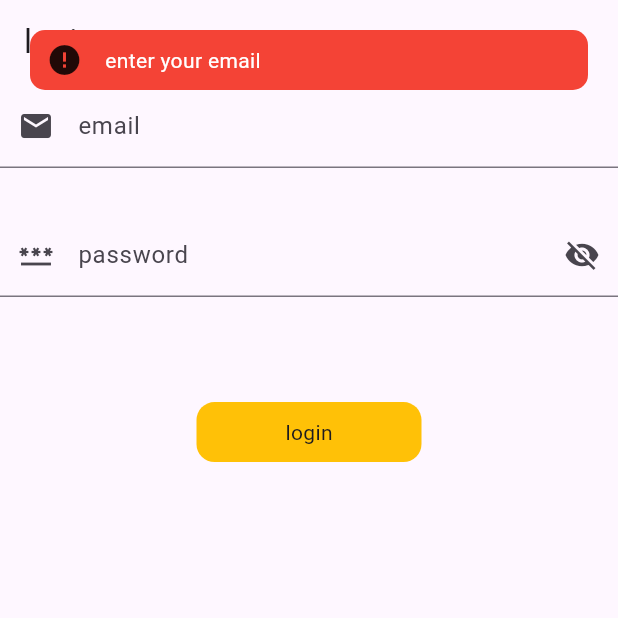
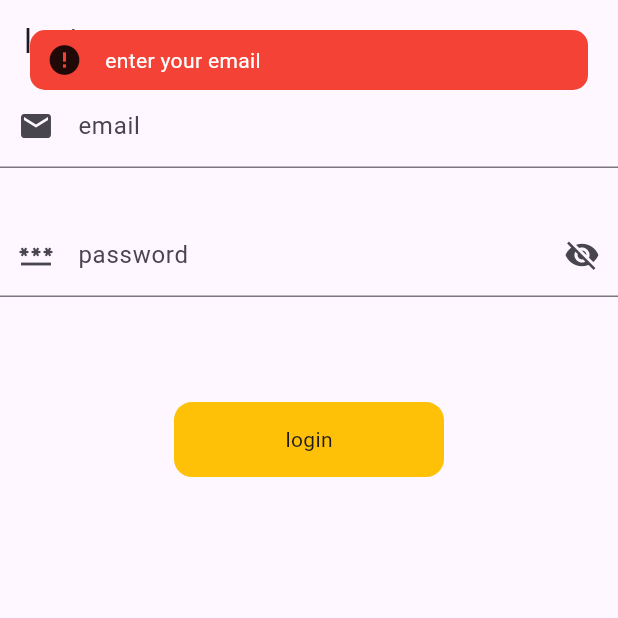
Before and after one commit to Sachinpandit2809/mvvm_architecture, a Flutter app: the screen it shows after launch, after a tap on "login", on a phone screen of 412 x 824 dp, the top half of it. Run offline on Flutter 3.47's test engine with Material 3 defaults, Android fonts, the phone set to English and light mode, and no system bars; drawn by our look-alikes of another_flushbar; our stand-ins replace fluttertoast.

```diff
--- /dev/null
+++ b/devtools_options.yaml
@@ -0,0 +1,3 @@
+description: This file stores settings for Dart & Flutter DevTools.
+documentation: https://docs.flutter.dev/tools/devtools/extensions#configure-extension-enablement-states
+extensions:
--- a/lib/data/network/NetworkApiServices.dart
+++ b/lib/data/network/NetworkApiServices.dart
@@ -1,21 +1,30 @@
 import 'dart:convert';
 import 'dart:io';
 
+import 'package:flutter/foundation.dart';
 import 'package:http/http.dart';
 import 'package:mvvm_architecture/data/app_exception.dart';
 import 'package:mvvm_architecture/data/network/BaseApiServices.dart';
 import 'package:http/http.dart' as http;
 
 class NetworkApiServices extends BaseApiServices {
+  Map<String, String> header = {
+    "Accept": "application/json",
+    "Access-Control-Allow-Origin": "*",
+    'Access-Control-Allow-Headers': 'Content-Type',
+    "content-type": "application/json",
+  };
+  Duration timeOut =const Duration(seconds: 30);
+
   @override
   Future getGetApiResponse(String url) async {
     dynamic responseJson;
     try {
       final response =
-          await http.get(Uri.parse(url)).timeout(const Duration(seconds: 10));
+          await http.get(Uri.parse(url)).timeout(timeOut);
       responseJson = returnResponse(response);
     } on SocketException {
-      throw FetchDataException("internet connection");
+      throw FetchDataException(" No internet connection");
     }
     return responseJson;
   }
@@ -23,13 +32,18 @@ class NetworkApiServices extends BaseApiServices {
   @override
   Future getPostApiResponse(String url, dynamic data) async {
     dynamic responseJson;
+
     try {
-      Response response = await post(Uri.parse(url),
-      body: data)
-          .timeout(const Duration(seconds: 10));
+      Response response =
+          await post(headers: header, Uri.parse(url), body: jsonEncode(data))
+              .timeout(timeOut);
       responseJson = returnResponse(response);
     } on SocketException {
-      throw FetchDataException("internet connection");
+      throw FetchDataException(" No internet connection");
+    }
+    ///// editing itself 13.07.24
+    catch (e) {
+      debugPrint(e.toString());
     }
     return responseJson;
   }
@@ -38,6 +52,7 @@ class NetworkApiServices extends BaseApiServices {
     switch (response.statusCode) {
       case 200:
         dynamic responseJson = jsonDecode(response.body);
+        debugPrint("printing from networkapiservices $responseJson");
         return responseJson;
 
       case 400:
--- a/lib/main.dart
+++ b/lib/main.dart
@@ -1,6 +1,8 @@
 import 'package:flutter/material.dart';
 import 'package:mvvm_architecture/utils/routes/routes.dart';
 import 'package:mvvm_architecture/utils/routes/routes_name.dart';
+import 'package:mvvm_architecture/view_model/auth_view_Model.dart';
+import 'package:provider/provider.dart';
 // import 'package:mvvm_architecture/view/login_screen.dart';
 
 void main() {
@@ -13,14 +15,18 @@ class MyApp extends StatelessWidget {
   // This widget is the root of your application.
   @override
   Widget build(BuildContext context) {
+    return MultiProvider(
+        providers: [ChangeNotifierProvider(create: (_) => AuthViewModel())],
+        child: Builder(builder: (BuildContext context) {
           return MaterialApp(
             title: 'Flutter Demo',
             theme: ThemeData(
               colorScheme: ColorScheme.fromSeed(seedColor: Colors.deepPurple),
               useMaterial3: true,
             ),
-     initialRoute:  RoutesName.login,
+            initialRoute: RoutesName.login,
             onGenerateRoute: Routes.generateRoute,
           );
+        }));
   }
 }
--- /dev/null
+++ b/lib/resources/app_url.dart
@@ -0,0 +1,5 @@
+class AppUrl {
+  static var baseUrl = "https://reqres.in/";
+  static var loginUrl = "${baseUrl}api/login";
+  static var registerUrl = "${baseUrl}api/register";
+}
--- a/lib/resources/components/round_button.dart
+++ b/lib/resources/components/round_button.dart
@@ -1,12 +1,18 @@
 import 'package:flutter/material.dart';
+import 'package:mvvm_architecture/repository/auth_repository.dart';
 import 'package:mvvm_architecture/resources/app_color.dart';
+import 'package:mvvm_architecture/view_model/auth_view_Model.dart';
 
 // ignore: must_be_immutable
 class RoundButton extends StatelessWidget {
   final String title;
   final VoidCallback onPress;
-  bool loading = false;
-  RoundButton({super.key, required this.title, loading, required this.onPress});
+  bool loading;
+  RoundButton(
+      {super.key,
+      required this.title,
+      required this.loading,
+      required this.onPress});
 
   @override
   Widget build(BuildContext context) {
@@ -16,8 +22,13 @@ class RoundButton extends StatelessWidget {
             decoration: BoxDecoration(
                 color: AppColor.yellow,
                 borderRadius: BorderRadius.circular(12)),
-            height: 40,
-            width: 150,
-            child: Center(child: Text(title))));
+            height: 50,
+            width: 180,
+            child: Center(
+                child: loading
+                    ? CircularProgressIndicator(
+                        color: Colors.white,
+                      )
+                    : Text(title))));
   }
 }
--- a/lib/view/login_screen.dart
+++ b/lib/view/login_screen.dart
@@ -1,3 +1,4 @@
+import 'package:flutter/foundation.dart';
 import 'package:flutter/material.dart';
 import 'package:mvvm_architecture/extensions/m_q_ext.dart';
 import 'package:mvvm_architecture/extensions/num_extention.dart';
@@ -5,6 +6,8 @@ import 'package:mvvm_architecture/extensions/num_extention.dart';
 import 'package:mvvm_architecture/resources/components/round_button.dart';
 import 'package:mvvm_architecture/utils/routes/routes_name.dart';
 import 'package:mvvm_architecture/utils/utils.dart';
+import 'package:mvvm_architecture/view_model/auth_view_Model.dart';
+import 'package:provider/provider.dart';
 
 class LoginScreen extends StatefulWidget {
   const LoginScreen({super.key});
@@ -34,6 +37,7 @@ class _LoginScreenState extends State<LoginScreen> {
 
   @override
   Widget build(BuildContext context) {
+    final authViewModel = Provider.of<AuthViewModel>(context);
     return Scaffold(
         appBar: AppBar(
           title: const Text("login"),
@@ -64,7 +68,7 @@ class _LoginScreenState extends State<LoginScreen> {
                       obscuringCharacter: ".",
                       focusNode: passwordFocusNode,
                       decoration: InputDecoration(
-                          prefixIcon: Icon(Icons.password),
+                          prefixIcon: const Icon(Icons.password),
                           suffixIcon: InkWell(
                             onTap: () {
                               _obsecurePassword.value =
@@ -87,7 +91,9 @@ class _LoginScreenState extends State<LoginScreen> {
               (context.ScreenHeight * .085).heightBox,
               RoundButton(
                   title: "login",
-                  onPress: () {
+                  //loading: AuthViewModel().loading,
+                  loading: authViewModel.loading,
+                  onPress: () async {
                     if (_emailController.text.isEmpty) {
                       Utils.flushBarErrorMessage("enter your email", context);
                     } else if (_passwordController.text.isEmpty) {
@@ -97,8 +103,20 @@ class _LoginScreenState extends State<LoginScreen> {
                       Utils.flushBarErrorMessage(
                           "password should be 6 letter", context);
                     } else {
-                      print("..............api hit.............. ");
-                      Navigator.pushNamed(context, RoutesName.home);
+                      // Map<String, dynamic> data = {
+                      //   'email': _emailController.text.toString(),
+                      //   'password': _passwordController.text.toString(),
+                      // };
+                      Map<String, dynamic> data = {
+                        'email': "eve.holt@reqres.in",
+                        'password': "cityslicka",
+                      };
+
+                      await authViewModel.loginApis(data, context);
+                      if (kDebugMode) {
+                        print("..............api hit.............. $data");
+                      }
+                      // Navigator.pushNamed(context, RoutesName.home);
                     }
                   })
             ],
```
Also changed, not shown: lib/repository/auth_repository.dart (added, +35 -0 lines), lib/view_model/auth_view_Model.dart (added, +127 -0 lines). Lines whose indentation alone changed are shown as unchanged.
